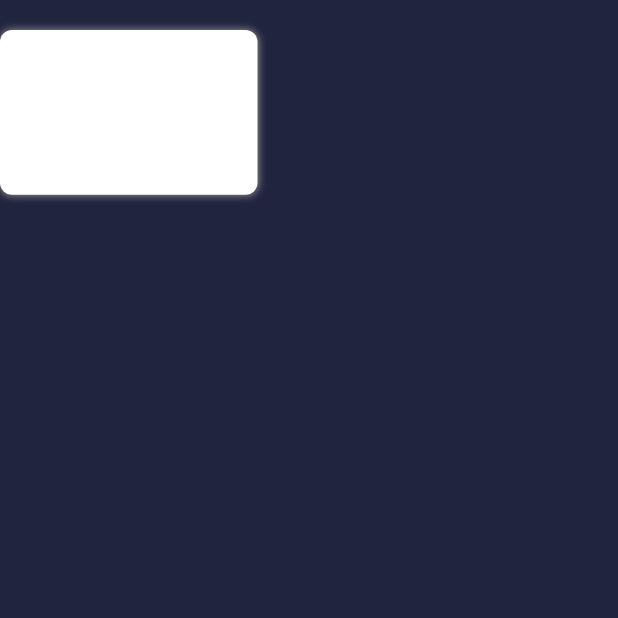
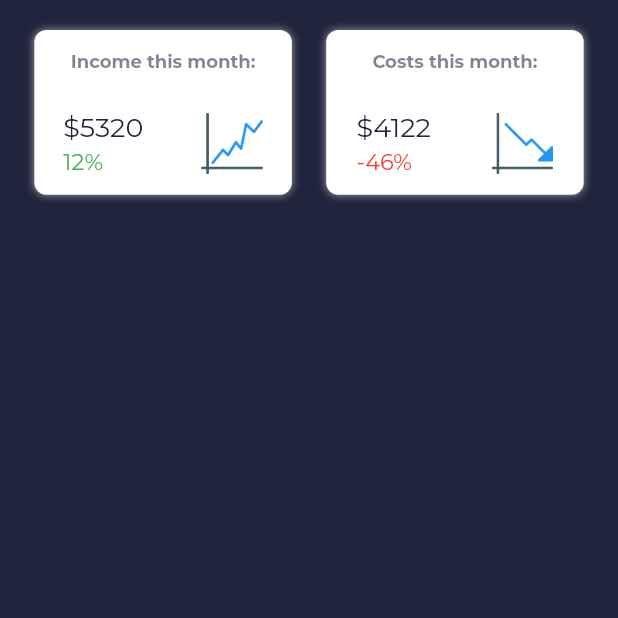
Before and after one commit to adityathakurxd/fiasco, a Flutter app: the DashboardScreen screen opened directly, on a phone screen of 412 x 824 dp, the top half of it. Run offline on Flutter 3.47's test engine with Material 2 defaults, Android fonts, the phone set to English and light mode, and no system bars; our stand-ins replace google_fonts.

Commit message:
Feat: Started Dashboard, Dash widgets

```diff
--- a/lib/screens/dashboardscreen.dart
+++ b/lib/screens/dashboardscreen.dart
@@ -1,4 +1,5 @@
 import 'package:fiasco/constants.dart';
+import 'package:fiasco/screens/widgets/dashboardwidgets.dart';
 import 'package:flutter/material.dart';
 
 class DashboardScreen extends StatelessWidget {
@@ -15,21 +16,13 @@ class DashboardScreen extends StatelessWidget {
               height: 20,
             ),
             Row(
+              mainAxisAlignment: MainAxisAlignment.spaceEvenly,
               children: [
-               Container(
-                 decoration: BoxDecoration(
-                     color: Colors.white,
-                     borderRadius: BorderRadius.all(Radius.circular(8)),
-                     boxShadow: [BoxShadow(
-                       color: Colors.grey,
-                       blurRadius: 4.0,
-                     ),]
+                DashboardWidget(title: 'Income this month:', money: 5320, percent: 12, image: 'line-chart', profit: true,),
+                DashboardWidget(title: 'Costs this month:', money: 4122, percent: -46, image: 'bar-graph', profit: false,)
+              ],
             ),
-                 width: MediaQuery.of(context).size.width/2.4,
-                 height: MediaQuery.of(context).size.height * 0.4/3,
-               )
-             ],
-           )
+
           ],
         ),
       ),
--- /dev/null
+++ b/lib/screens/widgets/dashboardwidgets.dart
@@ -0,0 +1,71 @@
+import 'package:flutter/material.dart';
+
+import '../../constants.dart';
+
+class DashboardWidget extends StatelessWidget {
+  String title;
+  int money;
+  int percent;
+  String image;
+  bool profit;
+  DashboardWidget(
+      {Key? key,
+      required this.title,
+      required this.money,
+      required this.percent,
+      required this.image,
+      required this.profit})
+      : super(key: key);
+
+  @override
+  Widget build(BuildContext context) {
+    return Container(
+        decoration: const BoxDecoration(
+            color: Colors.white,
+            borderRadius: BorderRadius.all(Radius.circular(8)),
+            boxShadow: [
+              BoxShadow(
+                color: Colors.grey,
+                blurRadius: 4.0,
+              ),
+            ]),
+        width: MediaQuery.of(context).size.width / 2.4,
+        height: MediaQuery.of(context).size.height * 0.4 / 3,
+        child: Column(
+          mainAxisAlignment: MainAxisAlignment.spaceAround,
+          children: [
+            Text(
+              title,
+              style: kSubTitleText.copyWith(fontWeight: FontWeight.bold),
+            ),
+            Row(
+              mainAxisAlignment: MainAxisAlignment.spaceAround,
+              children: [
+                Column(
+                  mainAxisAlignment: MainAxisAlignment.spaceBetween,
+                  crossAxisAlignment: CrossAxisAlignment.start,
+                  children: [
+                    Text(
+                      '\$${money.toString()}',
+                      style: kLightTitleText.copyWith(fontSize: 18),
+                    ),
+                    const SizedBox(
+                      height: 2,
+                    ),
+                    Text(
+                      '${percent.toString()}%',
+                      style: kLightTitleText.copyWith(
+                          color: profit? Colors.green : Colors.red, fontSize: 15),
+                    )
+                  ],
+                ),
+                Container(
+                    width: MediaQuery.of(context).size.width / 10,
+                    child: Image(
+                        image: AssetImage('assets/images/$image.png')))
+              ],
+            ),
+          ],
+        ));
+  }
+}
```
Also changed, not shown: assets/images/bar-graph.png (added), assets/images/line-chart.png (added). Lines whose indentation alone changed are shown as unchanged.
